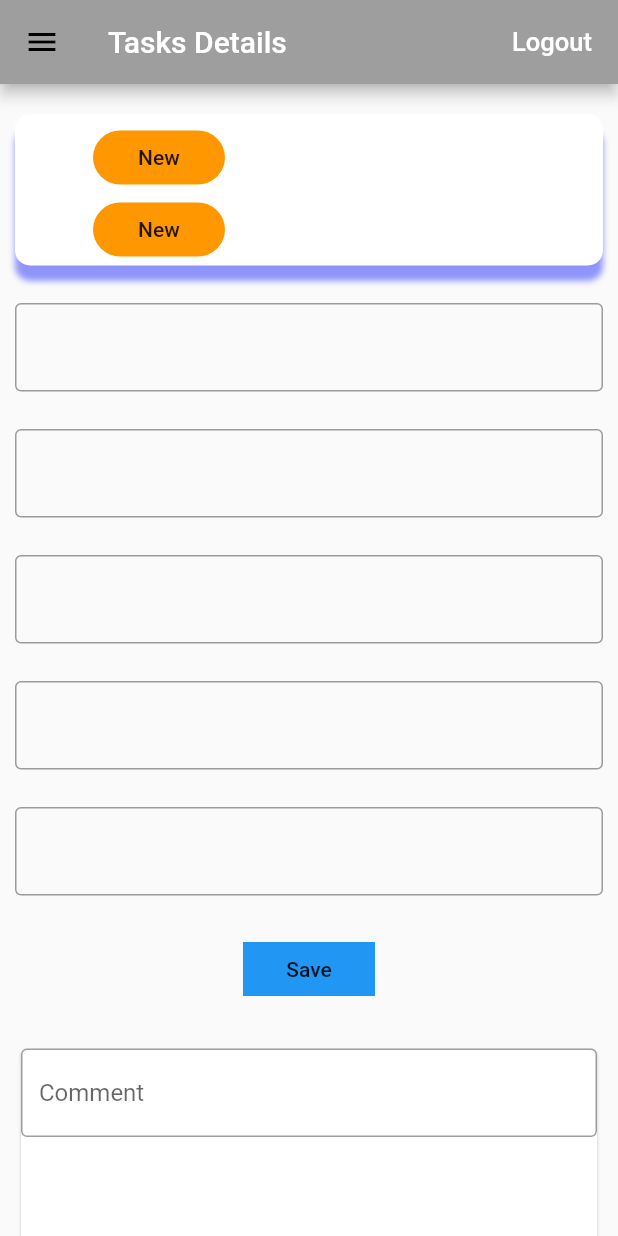
After one commit to Fmaila88/Idol_application, a Flutter app: the TaskDetails screen opened directly, on a phone screen of 412 x 824 dp. The commit adds this screen. Run offline on Flutter 3.47's test engine with Material 2 defaults, Android fonts, the phone set to English and light mode, and no system bars; our stand-ins replace charts_flutter, font_awesome_flutter, image_picker, shared_preferences, simple_animations and 1 more; missing offline and left inert: dart:ffi; accounts and stored records are empty; network calls fail.

Commit message:
add 2 classes for projecttask and taskdetails

```diff
--- a/lib/Project.dart
+++ b/lib/Project.dart
@@ -20,7 +20,7 @@ class Project {
       this.manager, this.observers,this.members,this.company, this.attachments,);
 
   getName(){
-    return id;
+    return name;
   }
 
   @override
--- /dev/null
+++ b/lib/Taskdetails.dart
@@ -0,0 +1,169 @@
+import 'package:flutter/material.dart';
+import 'homescrean.dart';
+
+class TaskDetails extends StatefulWidget {
+
+  _TaskDetailsState createState() => _TaskDetailsState();
+}
+
+class _TaskDetailsState extends State<TaskDetails> {
+
+  @override
+  Widget build(BuildContext context) {
+    return Scaffold(
+        drawer: DrawerCodeOnly(),
+        appBar: AppBar(
+            backgroundColor: Colors.grey,
+            title: Text("Tasks Details",style: TextStyle(
+              color: Colors.white,
+            ),),
+            actions:<Widget>[
+              Padding(
+                padding: EdgeInsets.all(8.0),
+              ),
+
+              FlatButton(
+                child: new Text('Logout',style: new TextStyle(fontSize:17.0,color:Colors.white)),
+                onPressed: (){
+                  //AuthService().signOut();
+                },
+              ),
+            ]),
+        body: Container(
+                    //height: 50,
+                    // width: 500,
+                    margin: EdgeInsets.only(top: 10),
+                    child: ListView(
+                      children: <Widget>[
+                        Container(
+                          child: Form(
+                            child: Padding(padding: EdgeInsets.all(10.0),
+                            child: Column(
+                              children: <Widget>[
+                                //from here
+                                Container(
+                                  padding: EdgeInsets.fromLTRB(0, 5, 200, 0),
+//                            padding: EdgeInsets.symmetric(
+//                                horizontal: 90.0, vertical: 0),
+                                  decoration: BoxDecoration(
+                                      color: Colors.white,
+                                      borderRadius: BorderRadius.circular(10),
+                                      boxShadow: [
+                                        BoxShadow(
+                                          color: Color.fromRGBO(143, 148, 251, 3),
+                                          blurRadius: 3.0,
+                                          offset: Offset(0, 10),
+                                        )
+                                      ]),
+                                  //copy here
+                                  child: Column(
+                                    children: <Widget>[
+                                      Padding(padding: EdgeInsets.fromLTRB(50, 0, 200, 0)),
+                                  Padding(padding: EdgeInsets.symmetric(
+                                      horizontal: 90.0, vertical:0)),
+                                      Container(
+                                        child: FlatButton(
+                                          onPressed: () {},
+                                          color: Colors.orange,
+                                          shape: RoundedRectangleBorder(
+                                              borderRadius:
+                                              BorderRadius.circular(20.0)),
+                                          child: Text('New'),
+                                        ),
+                                      ),
+                                      Container(
+                                        child: FlatButton(
+                                          onPressed: () {},
+                                          color: Colors.orange,
+                                          shape: RoundedRectangleBorder(
+                                              borderRadius:
+                                              BorderRadius.circular(20.0)),
+                                          child: Text('New'),
+                                        ),
+                                      ),
+                                    ],
+                                  ),
+                                ),
+                                SizedBox(height: 25.0),
+                                Container(
+                                  child: TextFormField(
+                                    decoration: InputDecoration(
+                                        border: OutlineInputBorder()),
+                                   // controller: emailController,
+                                  ),
+                                ),
+                                SizedBox(height: 25.0),
+                                Container(
+                                  child: TextFormField(
+                                    decoration: InputDecoration(
+                                        border: OutlineInputBorder()),
+                                    // controller: emailController,
+                                  ),
+                                ),
+                                SizedBox(height: 25.0),
+                                Container(
+                                  child: TextFormField(
+                                    decoration: InputDecoration(
+                                        border: OutlineInputBorder()),
+                                    // controller: emailController,
+                                  ),
+                                ),
+                                SizedBox(height: 25.0),
+                                Container(
+                                  child: TextFormField(
+                                    decoration: InputDecoration(
+                                        border: OutlineInputBorder()),
+                                    // controller: emailController,
+                                  ),
+                                ),
+                                SizedBox(height: 25.0),
+                                Container(
+                                  child: TextFormField(
+                                    decoration: InputDecoration(
+                                        border: OutlineInputBorder()),
+                                    // controller: emailController,
+                                  ),
+                                ),
+                                SizedBox(height: 25.0),
+                                Container(
+                                  child: FlatButton(
+                                    onPressed: () {},
+                                    color: Colors.blue,
+                                    shape: RoundedRectangleBorder(
+                                        borderRadius:
+                                        BorderRadius.circular(0)),
+                                    child: Text('Save'),
+                                  ),
+                                ),
+                                SizedBox(height: 25.0),
+                                //Text('Comment'),
+                                Card(
+                                  child: Container(
+                                    width: 500,
+                                    height: 150,
+                                    child: SizedBox(
+                                     // child: Row()
+                                      child: Container(
+                                        child: TextFormField(
+                                          decoration: InputDecoration(
+                                            hintText: 'Comment',
+                                              border: OutlineInputBorder()),
+                                          // controller: emailController,
+                                        ),
+
+                                      ),
+                                    ),
+                                  ),
+                                ),
+                              ],
+                            ),
+                            ),
+                          ),
+                        )
+                      ],
+                    ),
+                  ),
+
+    );
+  }
+}
--- a/lib/profile.dart
+++ b/lib/profile.dart
@@ -99,8 +99,8 @@ Widget _ImageView(){
           SizedBox(width: 50),
 //          Icon(LineAwesomeIcons.arrow_left,size: ScreenUtil().setSp(300)
 //          ),
-          Expanded(
-            child: Column(
+          //Expanded(
+             Column(
               children: <Widget>[
               Container(
                 //height: 50,
@@ -134,7 +134,7 @@ Widget _ImageView(){
                 ))
                ],
             ),
-          ),
+         // ),
 //          Icon(LineAwesomeIcons.sun,size: ScreenUtil().setSp(300)
 //          ),
           SizedBox(width: 20),
--- a/lib/timeSheet.dart
+++ b/lib/timeSheet.dart
@@ -6,6 +6,7 @@ import 'package:shared_preferences/shared_preferences.dart';
 import 'package:intl/intl.dart';
 import 'package:http/http.dart' as http;
 import 'timesheetClass.dart';
+import 'homescrean.dart';
 
 //Future<Timesheet> TimesheetSendData(String comment, String end, String endTime,
 //    String start, String startTime) async {
@@ -47,6 +48,7 @@ class MyApp extends StatelessWidget {
   @override
   Widget build(BuildContext context) {
     return MaterialApp(
+
       title: 'TimeSheet Details',
       theme: ThemeData(
         primarySwatch: Colors.blueGrey,
@@ -135,6 +137,7 @@ class _HomepageState extends State<Homepage> {
 
   Widget build(BuildContext context) {
     return Scaffold(
+      drawer: DrawerCodeOnly(),
       appBar: AppBar(
         title: Text("TimeSheet Details"),
         backgroundColor: Colors.blueGrey,
@@ -399,6 +402,7 @@ class _homeScreenState extends State<homeScreen> {
   @override
   Widget build(BuildContext context) {
     return Scaffold(
+      drawer: DrawerCodeOnly(),
       appBar: AppBar(
         title: Text("Time Sheets"),
         backgroundColor: Colors.blueGrey,
```
Also changed, not shown: lib/Projecttask.dart (added, +122 -0 lines), lib/homescrean.dart (+52 -17 lines), lib/login.dart (+11 -2 lines).
